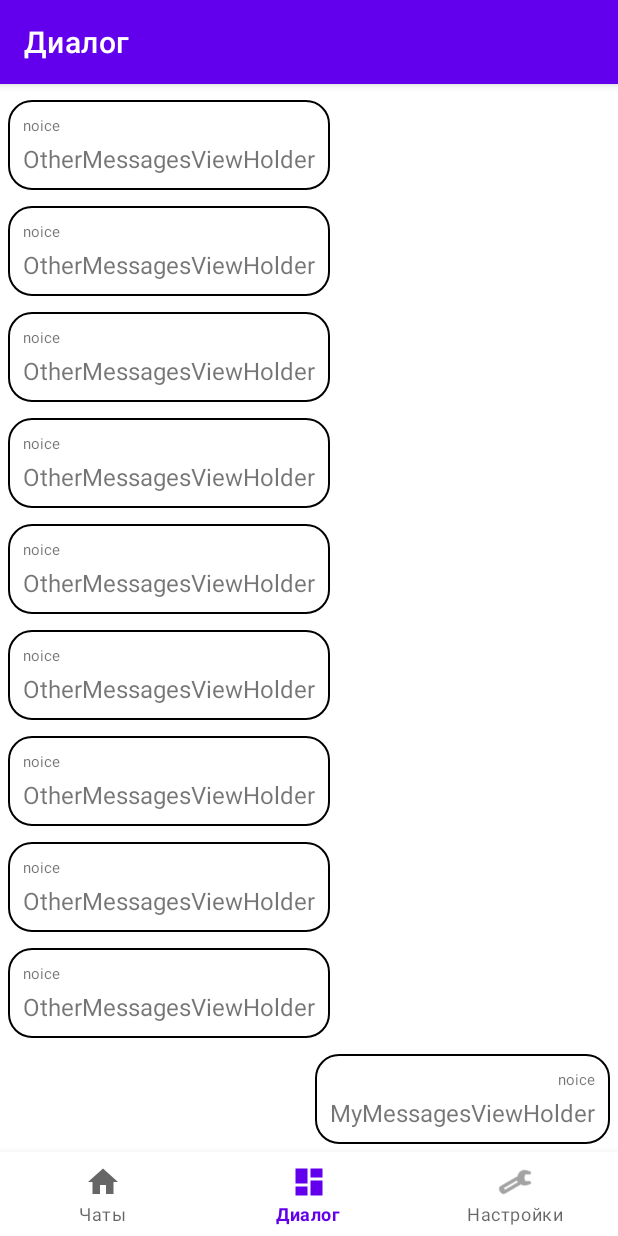
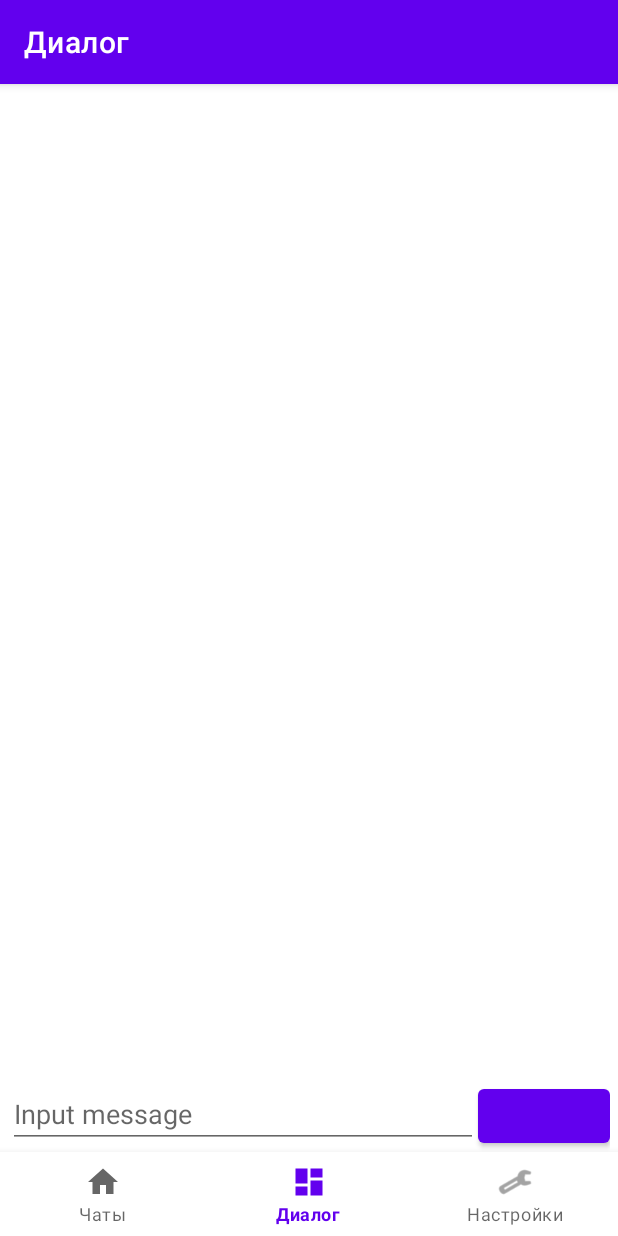
Before and after one commit to nice77/messenger-android, an Android app: the DialogFragment screen opened through its navigation route, item 2 of the bottom bar chosen, on a phone screen of 412 x 824 dp. Run offline under Robolectric (Android 15) with nearby library versions, the phone set to English and light mode, and no system bars; our stand-ins replace Firebase (no records; nobody signed in at launch, a user with empty details on screens opened directly), navigation-ui; 1 statement that could not run was skipped.

Commit message:
Added chatting ability

```diff
--- a/app/build.gradle
+++ b/app/build.gradle
@@ -56,4 +56,6 @@ dependencies {
     implementation 'org.jetbrains.kotlinx:kotlinx-coroutines-android:1.5.2'
     implementation 'com.squareup.okhttp3:okhttp:4.9.1'
     implementation 'com.google.firebase:firebase-messaging:23.0.0'
+    implementation 'com.jakewharton.threetenabp:threetenabp:1.3.1'
+
 }
--- a/app/src/main/java/com/example/messenger/messanger/DataRepository.kt
+++ b/app/src/main/java/com/example/messenger/messanger/DataRepository.kt
@@ -3,6 +3,7 @@ package com.example.messenger.messanger
 import androidx.lifecycle.LiveData
 import androidx.lifecycle.MutableLiveData
 import com.example.messenger.ui.chats.ChatsFragment
+import com.example.messenger.ui.dialog.DialogFragment
 import com.google.firebase.database.*
 import com.google.firebase.database.ktx.getValue
 import java.util.LinkedList
@@ -16,7 +17,18 @@ class DataRepository private constructor() {
     private var users: MutableList<User>? = null
     private var besedas = mutableListOf<Beseda>()
     private var chatsFragment: ChatsFragment? = null
+
+    private var dialogFragment: DialogFragment ?= null
     private var user = ""
+    private var beseda = ""
+
+    fun setBeseda(value: String) {
+        this.beseda = value
+    }
+
+    fun getBeseda(): String {
+        return this.beseda
+    }
 
     companion object {
         private var instance: DataRepository? = null
@@ -29,11 +41,64 @@ class DataRepository private constructor() {
         }
     }
 
+    fun getDB(): DatabaseReference {
+        return this.databaseRef
+    }
+
     fun setChatsFragment(fragment: ChatsFragment) {
         chatsFragment = fragment
         listenForBesedaChanges(user)
     }
 
+    fun setDialogFragment(fragment: DialogFragment) {
+        dialogFragment = fragment
+        listenForMessageChanges()
+    }
+
+    private fun listenForMessageChanges() {
+        val bRef = databaseRef.child("besedas").child(beseda).child("messengs")
+        bRef.addValueEventListener(object : ValueEventListener {
+            override fun onDataChange(snapshot: DataSnapshot) {
+                val mss = mutableListOf<Messeng>()
+                println("Beseda in datarepo: " + beseda)
+                for (s in snapshot.children) {
+                    val msg = s.getValue(Messeng::class.java)!!
+                    mss.add(msg)
+                }
+                if (dialogFragment!!.adapter!!.messages != mss) {
+                    dialogFragment?.updateMessages(mss)
+                    println("Data changed")
+                }
+            }
+
+            override fun onCancelled(error: DatabaseError) {
+                TODO("Not yet implemented")
+            }
+
+        })
+    }
+
+
+    fun listenForBesedaChanges(userId: String) {
+        val userRef = databaseRef.child("users").child(userId)
+        userRef.child("beseda").addValueEventListener(object : ValueEventListener {
+            override fun onDataChange(dataSnapshot: DataSnapshot) {
+                val besedaIds = dataSnapshot.children.mapNotNull { it.getValue(Int::class.java) }
+                fetchBesedasByIds(besedaIds) { besedas ->
+                    // Обновляем список бесед во фрагменте
+                    besedas?.let {
+                        chatsFragment?.updateBesedas(it)
+                    }
+                    // Обновляем список бесед в DataRepository
+                    setBesedas(besedas ?: emptyList())
+                }
+            }
+
+            override fun onCancelled(databaseError: DatabaseError) {
+                println("Ошибка при загрузке бесед: ${databaseError.message}")
+            }
+        })
+    }
 
     fun getBesedasLiveData() : LiveData<List<Beseda>> {
         return besedaLiveData
@@ -53,7 +118,8 @@ class DataRepository private constructor() {
         }
     }
 
-    fun getBesedas(): List<Beseda>? {
+
+    fun getBesedas(): List<Beseda> {
         synchronized(this) {
             if (this.besedas.isNotEmpty()) {
                 return this.besedas
@@ -66,7 +132,6 @@ class DataRepository private constructor() {
             return besedas
         }
     }
-
 
     fun setBesedas(b : List<Beseda>) {
         synchronized(this) {
@@ -84,11 +149,6 @@ class DataRepository private constructor() {
             usersRef.addListenerForSingleValueEvent(object : ValueEventListener {
                 override fun onDataChange(dataSnapshot: DataSnapshot) {
                     val userList = mutableListOf<User>()
-//                    for (snapshot in dataSnapshot.children) {
-//
-//                        val user = snapshot.getValue(User::class.java)
-//                        user?.let { userList.add(it) }
-//                    }
                     dataSnapshot.children.forEach { snapshot ->
                         val login = snapshot.child("login").getValue(String::class.java)
                         val id = snapshot.child("id").getValue(String::class.java)
@@ -113,29 +173,6 @@ class DataRepository private constructor() {
             })
         }
     }
-
-    fun listenForBesedaChanges(userId: String) {
-        val userRef = databaseRef.child("users").child(userId)
-        userRef.child("beseda").addValueEventListener(object : ValueEventListener {
-            override fun onDataChange(dataSnapshot: DataSnapshot) {
-                val besedaIds = dataSnapshot.children.mapNotNull { it.getValue(Int::class.java) }
-                fetchBesedasByIds(besedaIds) { besedas ->
-                    // Обновляем список бесед во фрагменте
-                    besedas?.let {
-                        chatsFragment?.updateBesedas(it)
-                    }
-                    // Обновляем список бесед в DataRepository
-                    setBesedas(besedas ?: emptyList())
-                }
-            }
-
-            override fun onCancelled(databaseError: DatabaseError) {
-                println("Ошибка при загрузке бесед: ${databaseError.message}")
-            }
-        })
-    }
-
-
 
 
     fun getBesedasForUser(userId: String, callback: (List<Beseda>?) -> Unit) {
@@ -163,16 +200,21 @@ class DataRepository private constructor() {
     }
 
 
-
-
-
     fun fetchBesedasByIds(besedaIds: List<Int>, callback: (List<Beseda>?) -> Unit) {
         val besedasRef = databaseRef.child("besedas")
         besedasRef.addListenerForSingleValueEvent(object : ValueEventListener {
             override fun onDataChange(dataSnapshot: DataSnapshot) {
-                val besedaList = dataSnapshot.children.mapNotNull { it.getValue(Beseda::class.java) }
-                    .filter { it.besedaId in besedaIds }
-                callback(besedaList)
+                val userList = mutableListOf<Beseda>()
+
+                dataSnapshot.children.forEach { snapshot ->
+                    val id = snapshot.child("besedaId").getValue(Int::class.java)
+                    val besedasId = mutableListOf<Messeng>()
+                    snapshot.child("messengs").children.mapNotNullTo(besedasId) { it.getValue(Messeng::class.java) }
+
+                    val user = id?.let { Beseda(besedasId, it) }
+                    user?.let { userList.add(it) }
+                }
+                callback(userList)
             }
 
             override fun onCancelled(databaseError: DatabaseError) {
@@ -181,5 +223,4 @@ class DataRepository private constructor() {
             }
         })
     }
-
 }
--- a/app/src/main/java/com/example/messenger/ui/dialog/DialogFragment.kt
+++ b/app/src/main/java/com/example/messenger/ui/dialog/DialogFragment.kt
@@ -1,6 +1,9 @@
 package com.example.messenger.ui.dialog
 
 import android.os.Bundle
+import android.os.Handler
+import android.os.Looper
+import android.util.Log
 import android.view.Gravity
 import android.view.LayoutInflater
 import android.view.View
@@ -11,55 +14,111 @@ import androidx.fragment.app.Fragment
 import androidx.lifecycle.ViewModelProvider
 import com.example.messenger.R
 import com.example.messenger.databinding.FragmentDialogBinding
+import com.example.messenger.messanger.Beseda
+import com.example.messenger.messanger.DataRepository
+import com.example.messenger.messanger.Messeng
+import com.google.android.material.floatingactionbutton.FloatingActionButton
 import com.google.firebase.auth.FirebaseAuth
 import com.google.firebase.database.FirebaseDatabase
 
 class DialogFragment : Fragment(R.layout.fragment_dialog) {
-
-//    private var _binding: FragmentDialogBinding? = null
-//
-//    // This property is only valid between onCreateView and
-//    // onDestroyView.
-//    private val binding get() = _binding!!
-//
-//    override fun onCreateView(
-//        inflater: LayoutInflater,
-//        container: ViewGroup?,
-//        savedInstanceState: Bundle?
-//    ): View {
-//        val dashboardViewModel =
-//            ViewModelProvider(this).get(DashboardViewModel::class.java)
-//
-//        _binding = FragmentDialogBinding.inflate(inflater, container, false)
-//        val root: View = binding.root
-//
-//        val textView: TextView = binding.textDashboard
-//        dashboardViewModel.text.observe(viewLifecycleOwner) {
-//            textView.text = it
-//        }
-//        return root
-//    }
-//
-//    override fun onDestroyView() {
-//        super.onDestroyView()
-//        _binding = null
-//    }
-
     private var binding : FragmentDialogBinding ?= null
-    private var adapter : MessagesAdapter ?= null
-    private lateinit var firebaseDB : FirebaseDatabase
+    var adapter : MessagesAdapter ?= null
+    private var newDataAvailable = false
+    private var dataUpdated = false
 
     override fun onViewCreated(view: View, savedInstanceState: Bundle?) {
         super.onViewCreated(view, savedInstanceState)
+        DataRepository.getInstance().setDialogFragment(this)
         binding = FragmentDialogBinding.bind(view)
-        firebaseDB = FirebaseDatabase.getInstance()
+        DataRepository.getInstance().setBeseda(arguments?.getInt("name").toString())
         initAdapter()
+        startDataUpdateLoop()
+        binding?.run{
+            btnSend.setOnClickListener {
+                val text = tiMessage.text
+                val fromId = DataRepository.getInstance().getUser()
+                val message = Messeng(from = fromId, msg = text.toString())
+
+                val mss = mutableListOf<Messeng>()
+                getMessages { mss.addAll(it) }
+                mss.add(message)
+                val ref = DataRepository
+                    .getInstance()
+                    .getDB()
+                    .child("besedas")
+                    .child(DataRepository.getInstance().getBeseda())
+                    .child("messengs")
+                    .push()
+                ref.setValue(message)
+                println("Added: " + message)
+            }
+        }
     }
 
     fun initAdapter() {
-        adapter = MessagesAdapter(MessagesRepo.messagesList, firebaseDB)
+        var messages = mutableListOf<Messeng>()
+        getMessages {
+            messages.addAll(it)
+        }
+        adapter = MessagesAdapter(messages)
+
         binding?.run {
             rvMessages.adapter = adapter
         }
     }
+
+    fun updateMessages(messages: List<Messeng>) {
+        println("Called updateMessages from DataRepo. Messages: "  + messages)
+        adapter?.setData(messages)
+        adapter?.notifyDataSetChanged()
+    }
+
+
+    private fun startDataUpdateLoop() {
+        val handler = Handler(Looper.getMainLooper())
+        val runnable = object : Runnable {
+            override fun run() {
+                if (!dataUpdated) {
+                    updateData()
+                    handler.postDelayed(this, 2000) // Update every 2 seconds until data is updated
+                    dataUpdated = true
+                }
+            }
+        }
+        handler.postDelayed(runnable, 2000)
+    }
+
+    fun updateData() {
+        var messages = mutableListOf<Messeng>()
+        getMessages() {
+            messages.addAll(it)
+        }
+        if (messages != adapter!!.messages) {
+            println("On updateData(): " + messages)
+            adapter!!.setData(messages ?: emptyList())
+            adapter!!.notifyDataSetChanged()
+
+            // Check if data is updated
+            if (!messages.isNullOrEmpty()) {
+                newDataAvailable = true
+            }
+        }
+    }
+
+    private fun getMessages(callback: (List<Messeng>) -> Unit){
+        val mss = mutableListOf<Messeng>()
+        DataRepository
+            .getInstance()
+            .getDB()
+            .child("besedas")
+            .child(arguments?.getInt("name").toString())
+            .child("messengs").get().addOnSuccessListener {
+                for (s in it.children) {
+                    mss.add(s.getValue(Messeng::class.java)!!)
+                }
+                callback(mss)
+                adapter!!.notifyDataSetChanged()
+            }
+    }
 }
--- a/app/src/main/java/com/example/messenger/ui/dialog/MessagesAdapter.kt
+++ b/app/src/main/java/com/example/messenger/ui/dialog/MessagesAdapter.kt
@@ -1,33 +1,33 @@
 package com.example.messenger.ui.dialog
 
-import android.view.Gravity
 import android.view.LayoutInflater
-import android.view.View
 import android.view.ViewGroup
-import android.widget.LinearLayout
 import androidx.core.view.marginStart
 import androidx.recyclerview.widget.RecyclerView
 import androidx.recyclerview.widget.RecyclerView.ViewHolder
 import com.example.messenger.databinding.MyMessageItemBinding
 import com.example.messenger.databinding.OtherMessageItemBinding
+import com.example.messenger.messanger.Beseda
+import com.example.messenger.messanger.DataRepository
+import com.example.messenger.messanger.Messeng
 import com.google.firebase.database.FirebaseDatabase
 
 class MessagesAdapter(
-    private val messages: List<Message>,
-    private val fbDB: FirebaseDatabase
+    var messages: List<Messeng>,
 ) : RecyclerView.Adapter<ViewHolder>() {
 
     class MyMessagesViewHolder(
         private val binding : MyMessageItemBinding
     ) : ViewHolder(binding.root) {
-        fun onBind(message : Message) {
+        fun onBind(message : Messeng) {
             binding.run {
-                tvUsername.text = getUsername(message.fromId) //message.toId.toString() // Нужно решить!
-                tvMessage.text = "MyMessagesViewHolder"
+                tvUsername.text = getUsername(message.from) //message.toId.toString() // Нужно решить!
+                tvMessage.text = message.msg
+                tvTime.text = message.date_time
             }
         }
 
-        fun getUsername(id : Int) : String {
+        fun getUsername(id: String) : String {
             //По-хорошему тут нужен запрос в БД, а не хранение в оперативке пользователей
             //Нужно доработатб
             return "noice"
@@ -37,14 +37,15 @@ class MessagesAdapter(
     class OtherMessagesViewHolder(
         private val binding : OtherMessageItemBinding
     ) : ViewHolder(binding.root) {
-        fun onBind(message : Message) {
+        fun onBind(message : Messeng) {
             binding.run {
-                tvUsername.text = getUsername(message.fromId) //message.toId.toString() // Нужно решить!
-                tvMessage.text = "OtherMessagesViewHolder"
+                tvUsername.text = getUsername(message.from) //message.toId.toString() // Нужно решить!
+                tvMessage.text = message.msg
+                tvTime.text = message.date_time
             }
         }
 
-        fun getUsername(id : Int) : String {
+        fun getUsername(id : String) : String {
             //По-хорошему тут нужен запрос в БД, а не хранение в оперативке пользователей
             //Нужно доработатб
             return "noice"
@@ -52,7 +53,7 @@ class MessagesAdapter(
     }
 
     override fun getItemViewType(position: Int) : Int {
-        if (messages[position].fromId == 1) {
+        if (messages[position].from == DataRepository.getInstance().getUser()) {
             return 0
         }
         return 1
@@ -72,15 +73,6 @@ class MessagesAdapter(
     }
 
     override fun onBindViewHolder(holder: ViewHolder, position: Int) {
-//        println("Position: " + messages[position].fromId + " " + messages[position])
-//        if (messages[position].fromId == 0) {
-//            println("uno")
-//            (holder as MyMessagesViewHolder).onBind(messages[position])
-//        }
-//        else {
-//            (holder as OtherMessagesViewHolder).onBind(messages[position])
-//        }
-
         if (holder is MyMessagesViewHolder) {
             holder.onBind(messages[position])
         }
@@ -88,4 +80,12 @@ class MessagesAdapter(
             holder.onBind(messages[position])
         }
     }
+
+    fun setData(newMessages: List<Messeng>?) {
+        if (newMessages!!.size != 0) {
+            messages = newMessages
+            notifyDataSetChanged()
+            println("Messages in adapter: " + messages)
+        }
+    }
 }
--- a/app/src/main/res/layout/fragment_dialog.xml
+++ b/app/src/main/res/layout/fragment_dialog.xml
@@ -12,8 +12,39 @@
         android:layout_height="0dp"
         app:layoutManager="androidx.recyclerview.widget.LinearLayoutManager"
         app:reverseLayout="true"
+        android:layout_marginBottom="5sp"
         app:layout_constraintTop_toTopOf="parent"
         app:layout_constraintStart_toStartOf="parent"
         app:layout_constraintEnd_toEndOf="parent"
-        app:layout_constraintBottom_toBottomOf="parent"/>
+        app:layout_constraintBottom_toTopOf="@id/ll_container"/>
+    <LinearLayout
+        android:id="@+id/ll_container"
+        android:layout_width="match_parent"
+        android:layout_height="wrap_content"
+        android:orientation="horizontal"
+        android:layout_marginStart="5sp"
+        android:layout_marginEnd="5sp"
+        app:layout_constraintTop_toBottomOf="@id/rv_messages"
+        app:layout_constraintBottom_toBottomOf="parent">
+        <com.google.android.material.textfield.TextInputEditText
+            android:id="@+id/ti_message"
+            android:layout_weight="1"
+            android:layout_width="0dp"
+            android:layout_height="wrap_content"
+            app:layout_constraintTop_toBottomOf="@id/rv_messages"
+            app:layout_constraintBottom_toBottomOf="parent"
+            app:layout_constraintStart_toStartOf="parent"
+            app:layout_constraintEnd_toStartOf="@id/btn_send"
+            android:hint="Input message"
+            />
+
+        <Button
+            android:id="@+id/btn_send"
+            android:layout_width="wrap_content"
+            android:layout_height="wrap_content"
+            app:layout_constraintTop_toBottomOf="@id/rv_messages"
+            app:layout_constraintBottom_toBottomOf="parent"
+            app:layout_constraintEnd_toEndOf="parent"
+            app:layout_constraintStart_toEndOf="@id/ti_message"/>
+    </LinearLayout>
 </androidx.constraintlayout.widget.ConstraintLayout>
```
Also changed, not shown: app/src/main/java/com/example/messenger/messanger/Messeng.kt (+11 -2 lines), app/src/main/java/com/example/messenger/ui/chats/ChatsFragment.kt (+10 -12 lines), app/src/main/res/layout/my_message_item.xml (+14 -2 lines), app/src/main/res/layout/other_message_item.xml (+14 -2 lines).
